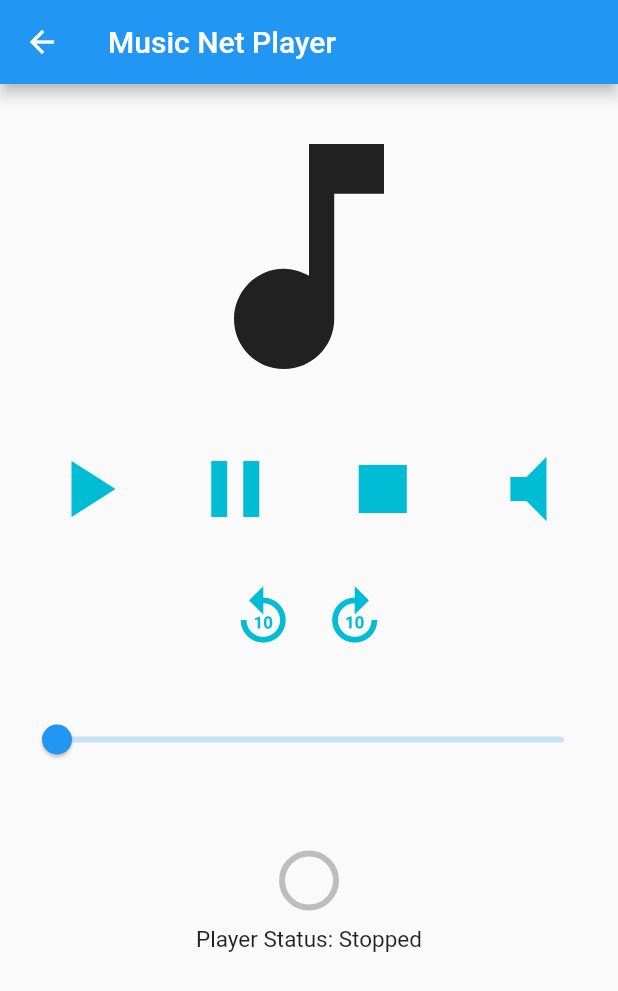
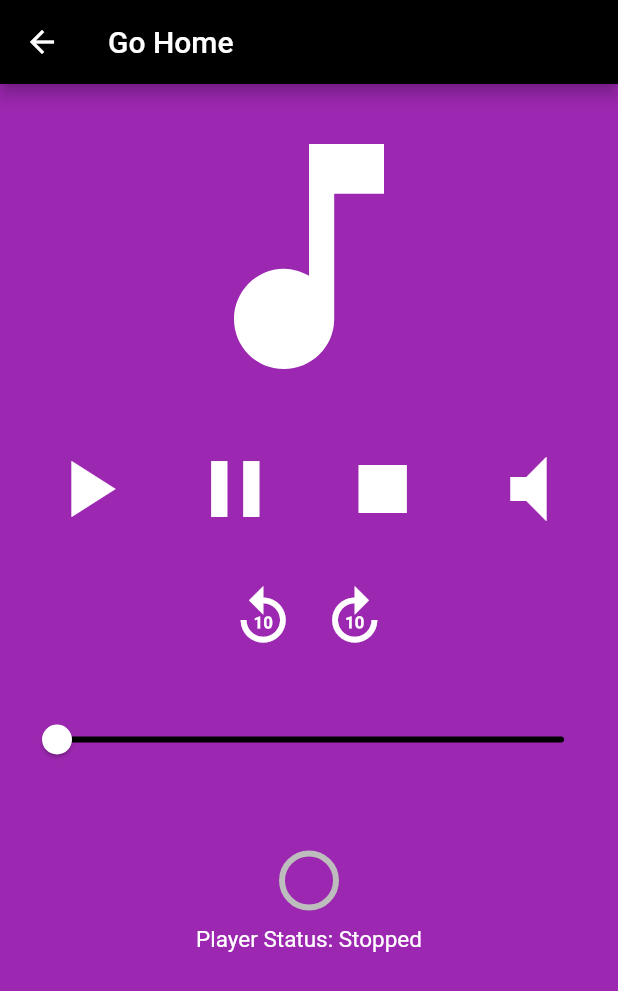
Before and after one commit to hbgit/flutter_a_z, a Flutter app: the PlayerScreen screen opened directly with empty values, on a phone screen of 412 x 824 dp. Shown: the top 991 px of the screen. Run offline on Flutter 3.47's test engine with Material 2 defaults, Android fonts, the phone set to English and light mode, and no system bars; missing offline and left inert: audioplayer.

Commit message:
App works
Signed-off-by: Herbert Rocha <herberthb12@gmail.com>

```diff
--- a/lib/view/PlayerScreen.dart
+++ b/lib/view/PlayerScreen.dart
@@ -160,11 +160,16 @@ class _PlayerScreenState extends State<PlayerScreen> {
   // interface
   @override
   Widget build(BuildContext context) {
+
+    //_play();
+
     return Scaffold(
       appBar: AppBar(
-        title: Text("Music Net Player"),
+        title: Text("Go Home"),
+        backgroundColor: Colors.black,
       ),
       body: Container(
+        color: Colors.purple,
         child: Column(
           //mainAxisAlignment: MainAxisAlignment.center,
           children: [
@@ -177,6 +182,7 @@ class _PlayerScreenState extends State<PlayerScreen> {
                   child: Icon(
                     Icons.music_note,
                     size: 200,
+                    color: Colors.white,
                   ),
                 )
               ],
@@ -194,7 +200,7 @@ class _PlayerScreenState extends State<PlayerScreen> {
                     }
                   },
                   iconSize: 64,
-                  color: Colors.cyan,
+                  color: Colors.white,
                 ),
                 IconButton(
                     icon: Icon(Icons.pause),
@@ -204,7 +210,7 @@ class _PlayerScreenState extends State<PlayerScreen> {
                       }
                     },
                     iconSize: 64,
-                    color: Colors.cyan),
+                    color: Colors.white),
                 IconButton(
                   key: Key('stop_button'),
                   onPressed: () {
@@ -214,7 +220,7 @@ class _PlayerScreenState extends State<PlayerScreen> {
                   },
                   iconSize: 64,
                   icon: Icon(Icons.stop),
-                  color: Colors.cyan,
+                  color: Colors.white,
                 ),
                 IconButton(
                   icon: _muteWIcon,
@@ -228,7 +234,7 @@ class _PlayerScreenState extends State<PlayerScreen> {
                       _mute(false);
                     }
                   },
-                  color: Colors.cyan,
+                  color: Colors.white,
                   iconSize: 64,
                 ),
               ],
@@ -242,7 +248,7 @@ class _PlayerScreenState extends State<PlayerScreen> {
                     children: [
                       IconButton(
                         icon: Icon(Icons.replay_10),
-                        color: Colors.cyan,
+                        color: Colors.white,
                         iconSize: 45,
                         onPressed: () {
                           _audioPlayer.seek(_getPositionValue() - 10);
@@ -250,7 +256,7 @@ class _PlayerScreenState extends State<PlayerScreen> {
                       ),
                       IconButton(
                         icon: Icon(Icons.forward_10),
-                        color: Colors.cyan,
+                        color: Colors.white,
                         iconSize: 45,
                         onPressed: () {
                           _audioPlayer.seek(_getPositionValue() + 10);
@@ -264,6 +270,8 @@ class _PlayerScreenState extends State<PlayerScreen> {
                   child: Stack(
                     children: [
                       Slider(
+                        inactiveColor: Colors.black,
+                        activeColor: Colors.white,
                         value: _getPositionValue(),
                         onChanged: (double value) {
                           print("SLICER: ${value.roundToDouble()}");
@@ -285,7 +293,11 @@ class _PlayerScreenState extends State<PlayerScreen> {
                   _position != null
                       ? '${_positionText ?? ''} / ${_durationText ?? ''}'
                       : _duration != null ? _durationText : '',
-                  style: TextStyle(fontSize: 24),
+                  style: TextStyle(
+                    fontSize: 24,
+                    fontWeight: FontWeight.bold,
+                    color: Colors.white
+                  ),
                 ),
                 Padding(
                   padding: EdgeInsets.all(12.0),
@@ -294,7 +306,7 @@ class _PlayerScreenState extends State<PlayerScreen> {
                         ? (_position?.inSeconds?.toDouble() ?? 0.0) /
                             (_duration?.inSeconds?.toDouble() ?? 0.0)
                         : 0.0,
-                    valueColor: AlwaysStoppedAnimation(Colors.blue[700]),
+                    valueColor: AlwaysStoppedAnimation(Colors.black),
                     backgroundColor: Colors.grey.shade400,
                   ),
                 ),
@@ -304,6 +316,7 @@ class _PlayerScreenState extends State<PlayerScreen> {
               'Player Status: ${_getPlayerStateString()}',
               style: TextStyle(
                 fontSize: 15,
+                color: Colors.white
               ),
             )
           ],
```
Also changed, not shown: lib/view/HomeScreen.dart (+61 -28 lines).
